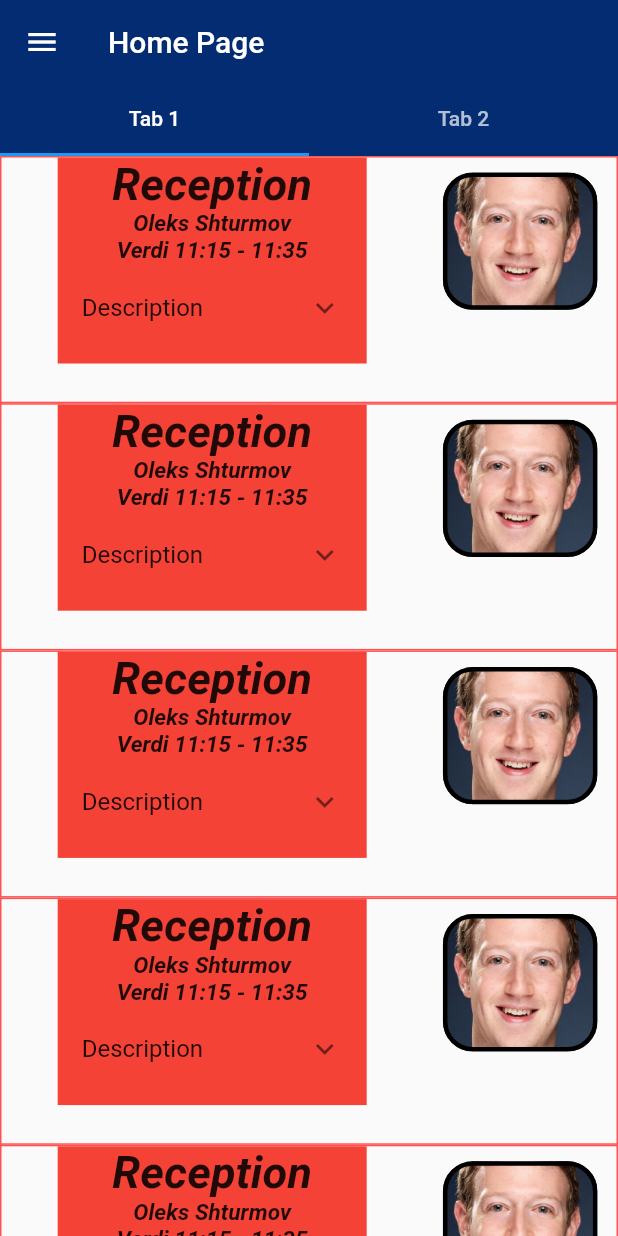
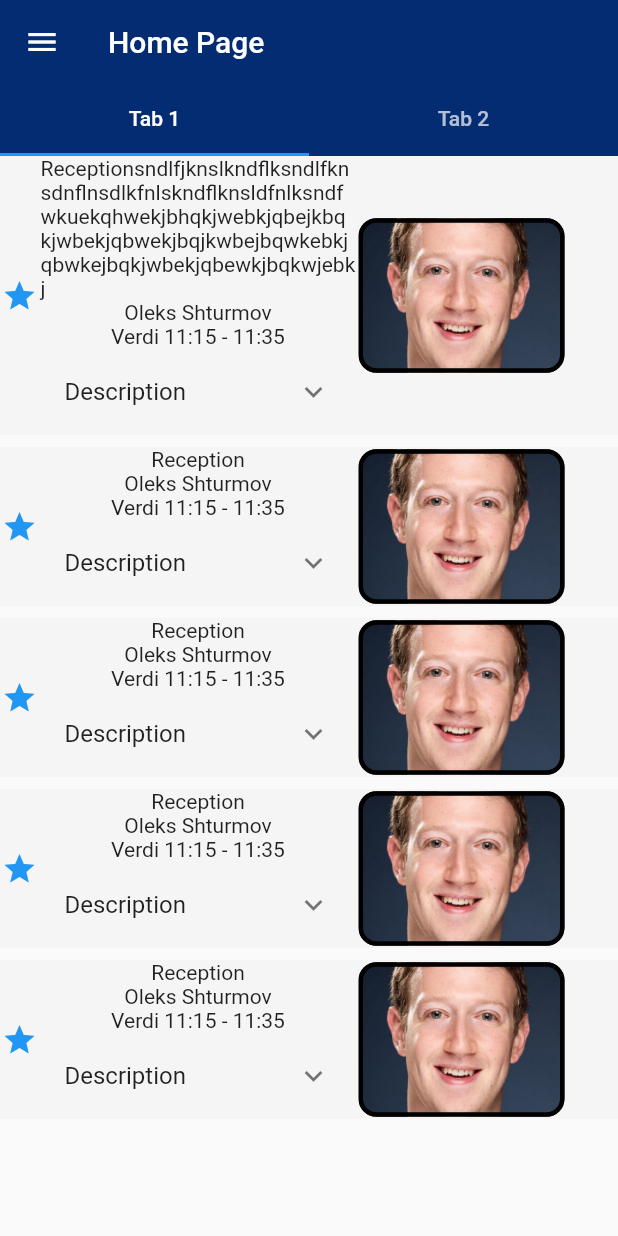
Before and after one commit to softeng-feup/open-cx-pavilion-inc, a Flutter app: the HomePage screen opened by its route, on a phone screen of 412 x 824 dp. Run offline on Flutter 3.47's test engine with Material 2 defaults, Android fonts, the phone set to English and light mode, and no system bars.

Commit message:
Home Page done

```diff
--- a/feedfheconference/lib/Model/db.dart
+++ b/feedfheconference/lib/Model/db.dart
@@ -12,7 +12,7 @@ class Database {
 
   List<Session> sessions = [
     Session(
-        'Reception',
+        'Receptionsndlfjknslkndflksndlfknsdnflnsdlkfnlskndflknsldfnlksndfwkuekqhwekjbhqkjwebkjqbejkbqkjwbekjqbwekjbqjkwbejbqwkebkjqbwkejbqkjwbekjqbewkjbqkwjebkj',
         'On Monday (April 1st), we hold the welcome reception at the Aula Magna of the University of Genova.',
         'Oleks Shturmov',
         'Verdi',
--- a/feedfheconference/lib/View/Screens/home.dart
+++ b/feedfheconference/lib/View/Screens/home.dart
@@ -85,48 +85,67 @@ class EventBox extends StatelessWidget {
 
 
    @override
-/* Widget build(BuildContext context){
+Widget build(BuildContext context){
     return Container(
-          decoration: BoxDecoration(
-    border: Border.all(color: Colors.redAccent)
-  ),
+          color: Colors.grey[100],
+          margin: const EdgeInsets.only(bottom: 8.0),
           child: Row(
             children: [
               Container(
-                  margin: const EdgeInsets.only(left: 25, bottom: 20),
-                  decoration: BoxDecoration(border: Border.all(color: Colors.blueAccent)),
-
+                //decoration: BoxDecoration(border: Border.all(color: Colors.blueAccent)),
+                  margin: const EdgeInsets.only(left: 1),
+                  child:Align(
+                    alignment: Alignment.topLeft,
+                    child: Icon(
+                      Icons.star,
+                      color: Colors.blue[500],
+                    ),
+                  )
+              ),
+              Container(
+                  margin: const EdgeInsets.only(left: 2),
+                  //color: Colors.green[200],
+                   width: 210,
                    child: Column(
                      children: <Widget>[
 
                        Text(title, textAlign: TextAlign.left),
                        Text(speaker),
-                       Text(roomAndTime)
+                       Text(roomAndTime),
+                       ExpansionTile(
+                         title: Text('Description'),
+                         children: <Widget>[
+                           Text(description,
+                               style: TextStyle(
+                                   fontSize: 15,
+                                   fontWeight: FontWeight.bold,
+                                   fontStyle: FontStyle.italic))
+                         ],)
                      ],
                    ),),
               Container(
-                   margin: const EdgeInsets.only(left: 80, top: 10, bottom: 10),
-                   padding: const EdgeInsets.all(30),
-                   decoration: BoxDecoration(border: Border.all(color: Colors.blueAccent)),
-                   child: Text('Imagem')
+                   margin: const EdgeInsets.only(left: 2),
+                   //decoration: BoxDecoration(border: Border.all(color: Colors.blueAccent)),
+                   child: Container(
+                   width: MediaQuery.of(context).size.width / 3,
+                   height: MediaQuery.of(context).size.height / 8,
+                   decoration: BoxDecoration(
+                   border: Border.all(width: 3.0),
+                   borderRadius: BorderRadius.all(
+                   Radius.circular(12) //         <--- border radius here
+                   ),
+                   image: DecorationImage(
+                   image: AssetImage("images/face.jpg"), fit: BoxFit.cover),
+                   ),
               ),
-              Container(
-                margin: const EdgeInsets.only(left: 30),
-                decoration: BoxDecoration(border: Border.all(color: Colors.blueAccent)),
-
-
-              child:Icon(
-                Icons.star,
-                color: Colors.red[500],
               ),
-              )
             ],
           )
     );
   }
-}*/
+}
   //@override
-  Widget build(BuildContext context) {
+ /* Widget build(BuildContext context) {
     return Container(
       width: MediaQuery.of(context).size.width,
       height: MediaQuery.of(context).size.height / 5,
@@ -189,7 +208,7 @@ class EventBox extends StatelessWidget {
       ]),
     );
   }
-}
+}*/
 
 class CurrentPage extends StatelessWidget {
   @override
```
